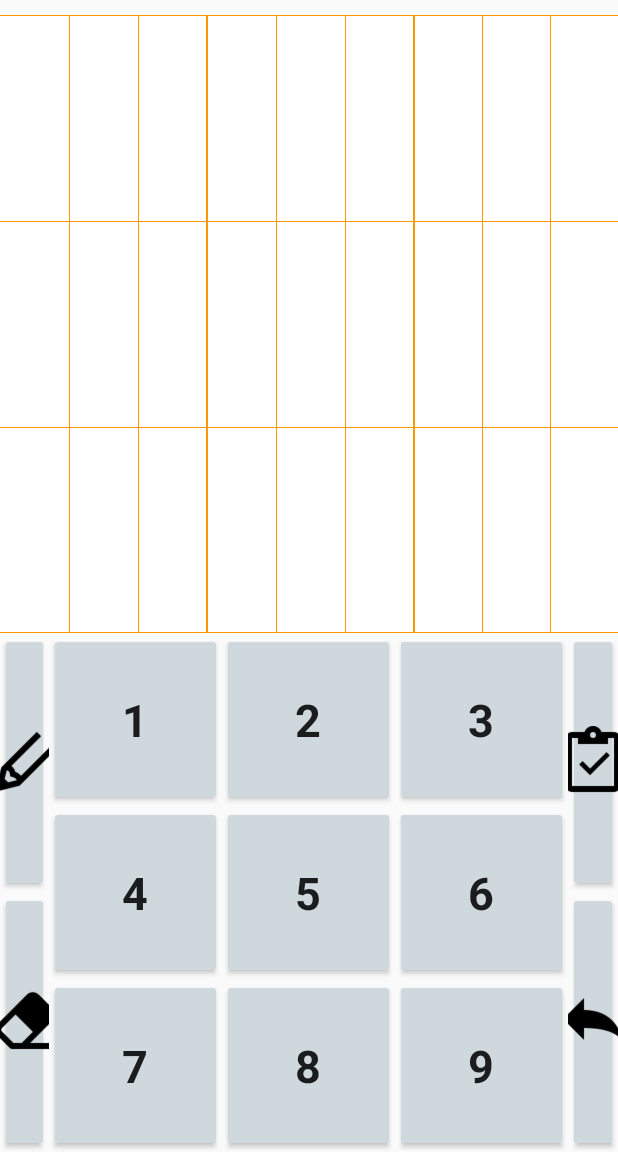
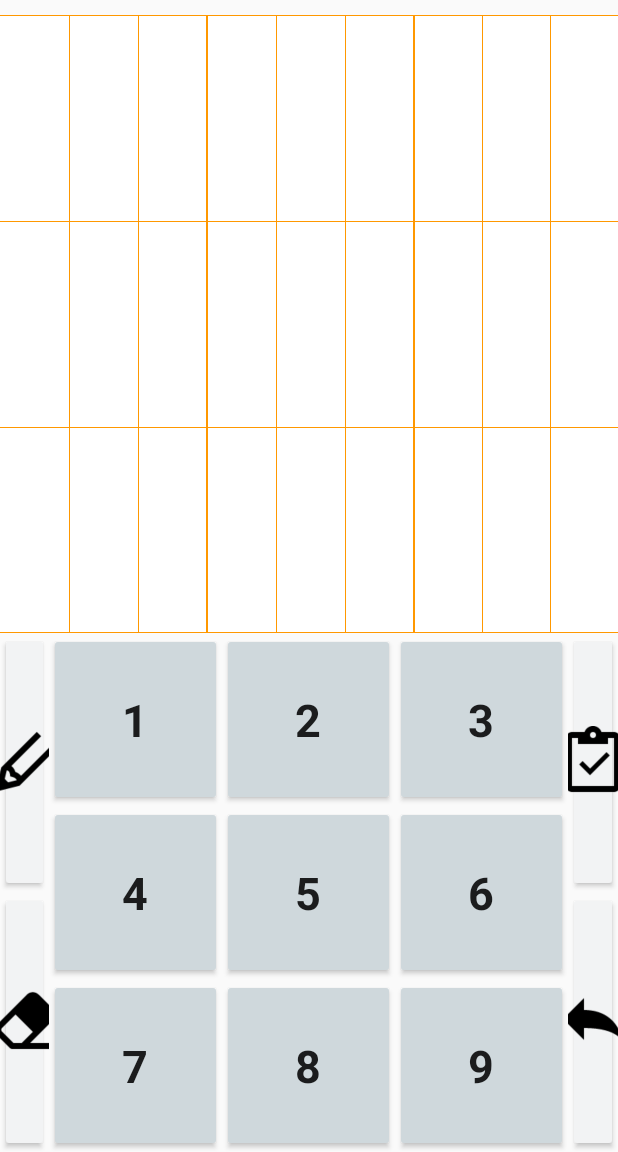
Before and after one commit to hammerox/OxSudoku, an Android app: the SudokuFragment screen opened directly, with no data from a screen before it, on a phone screen of 412 x 824 dp, the part 84-1236 px from its top. Run offline under Robolectric (Android 15) with nearby library versions, the phone set to English and light mode, and no system bars; 7 statements that could not run were skipped.

Commit message:
Fixed side button icon elevation. Improved side buttons' color.

```diff
--- a/app/src/main/java/com/example/hammerox/oxsudoku/ui/views/SudokuKeyboard.java
+++ b/app/src/main/java/com/example/hammerox/oxsudoku/ui/views/SudokuKeyboard.java
@@ -60,8 +60,7 @@ public class SudokuKeyboard {
 
 
     public void setKeyAppearance(Button keyButton, int key) {
-        ColorStateList mColor = ContextCompat.getColorStateList(activity, R.color.primary_light);
-        ViewCompat.setBackgroundTintList(keyButton, mColor);
+        ViewCompat.setBackgroundTintList(keyButton, mColorPrimaryLight);
         keyButton.setText(String.valueOf(key));
         keyButton.setGravity(Gravity.CENTER);
         keyButton.setTypeface(Typeface.DEFAULT_BOLD);
@@ -74,19 +73,19 @@ public class SudokuKeyboard {
         GameTools tools = new GameTools(activity, rootView, sudokuGrid);
 
         Button leftButton1 = (Button) rootView.findViewById(R.id.left_button_1);
-        ViewCompat.setBackgroundTintList(leftButton1, SudokuKeyboard.mColorPrimaryLight);
+        ViewCompat.setBackgroundTintList(leftButton1, SudokuKeyboard.mColorBackground);
         leftButton1.setOnClickListener(tools.getPencil());
 
         Button leftButton2 = (Button) rootView.findViewById(R.id.left_button_2);
-        ViewCompat.setBackgroundTintList(leftButton2, SudokuKeyboard.mColorPrimaryLight);
+        ViewCompat.setBackgroundTintList(leftButton2, SudokuKeyboard.mColorBackground);
         leftButton2.setOnClickListener(tools.getEraser());
 
         Button rightButton1 = (Button) rootView.findViewById(R.id.right_button_1);
-        ViewCompat.setBackgroundTintList(rightButton1, SudokuKeyboard.mColorPrimaryLight);
+        ViewCompat.setBackgroundTintList(rightButton1, SudokuKeyboard.mColorBackground);
         rightButton1.setOnClickListener(tools.getCheckAnswer());
 
         Button rightButton2 = (Button) rootView.findViewById(R.id.right_button_2);
-        ViewCompat.setBackgroundTintList(rightButton2, SudokuKeyboard.mColorPrimaryLight);
+        ViewCompat.setBackgroundTintList(rightButton2, SudokuKeyboard.mColorBackground);
         rightButton2.setOnClickListener(tools.getUndo());
     }
 
--- a/app/src/main/java/com/example/hammerox/oxsudoku/utils/GameTools.java
+++ b/app/src/main/java/com/example/hammerox/oxsudoku/utils/GameTools.java
@@ -59,7 +59,7 @@ public class GameTools {
                 if (pencilMode) {
                     ViewCompat.setBackgroundTintList(button, SudokuKeyboard.mColorAccent);
                 } else {
-                    ViewCompat.setBackgroundTintList(button, SudokuKeyboard.mColorPrimaryLight);
+                    ViewCompat.setBackgroundTintList(button, SudokuKeyboard.mColorBackground);
                 }
 
 
@@ -93,7 +93,7 @@ public class GameTools {
                 if (eraseMode) {
                     ViewCompat.setBackgroundTintList(button, SudokuKeyboard.mColorAccent);
                 } else {
-                    ViewCompat.setBackgroundTintList(button, SudokuKeyboard.mColorPrimaryLight);
+                    ViewCompat.setBackgroundTintList(button, SudokuKeyboard.mColorBackground);
                 }
 
                 for (int i = 1; i <= 9; i++) {
--- a/app/src/main/res/layout/fragment_sudoku.xml
+++ b/app/src/main/res/layout/fragment_sudoku.xml
@@ -127,7 +127,7 @@
                     android:layout_width="48dp"
                     android:layout_height="48dp"
                     android:layout_gravity="center"
-                    android:elevation="2dp"
+                    android:elevation="6dp"
                     android:background="@drawable/pencil"/>
             </FrameLayout>
 
@@ -143,7 +143,7 @@
                     android:layout_width="48dp"
                     android:layout_height="48dp"
                     android:layout_gravity="center"
-                    android:elevation="2dp"
+                    android:elevation="6dp"
                     android:background="@drawable/eraser"/>
             </FrameLayout>
         </LinearLayout>
@@ -169,7 +169,7 @@
                     android:layout_width="48dp"
                     android:layout_height="48dp"
                     android:layout_gravity="center"
-                    android:elevation="2dp"
+                    android:elevation="6dp"
                     android:background="@drawable/check"/>
             </FrameLayout>
 
@@ -185,7 +185,7 @@
                     android:layout_width="48dp"
                     android:layout_height="48dp"
                     android:layout_gravity="center"
-                    android:elevation="2dp"
+                    android:elevation="6dp"
                     android:background="@drawable/undo"/>
             </FrameLayout>
         </LinearLayout>
--- a/app/src/main/res/values/colors.xml
+++ b/app/src/main/res/values/colors.xml
@@ -4,7 +4,7 @@
     <color name="primary_dark">#455A64</color>
     <color name="primary_light">#CFD8DC</color>
 
-    <color name="background">#FAFAFA</color>
+    <color name="background">#F2F3F4</color>
 
     <color name="accent">#FF9800</color>
     <color name="accent_dark">#F57C00</color>
```
